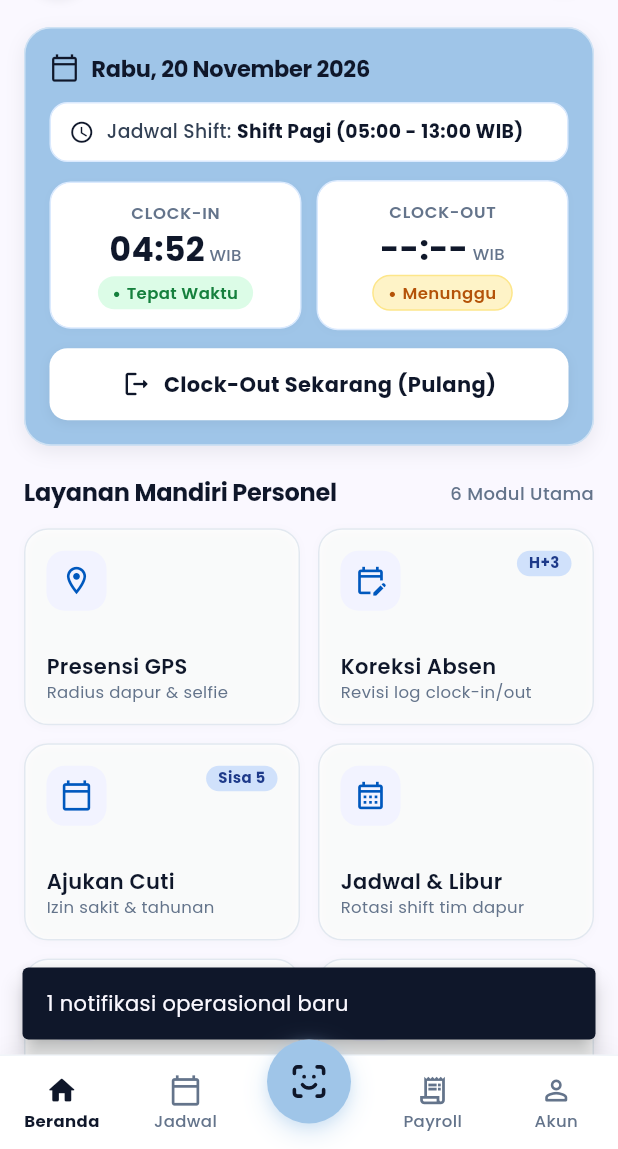
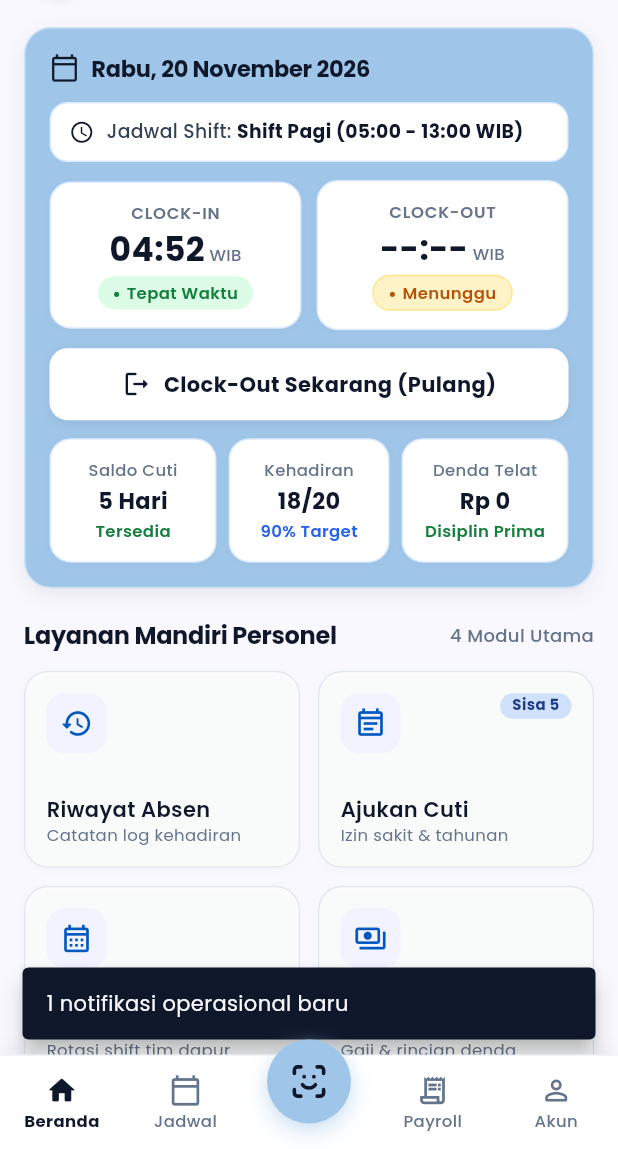
Before and after one commit to Pak-D-Kingdom/sim_sppg_mobile, a Flutter app: the screen it shows after launch, after a tap on the "notifications none" icon, on a phone screen of 412 x 824 dp, the part 87-1236 px from its top. Run offline on Flutter 3.47's test engine with Material 3 defaults, Android fonts, the phone set to English and light mode, and no system bars; our stand-ins replace dartz, dio, equatable, flutter_bloc, get_it, material_ui; network calls fail.

Commit message:
refactor: integrate statistics into attendance card and update home menu items

```diff
--- a/lib/features/home/data/datasources/home_remote_data_source_impl.dart
+++ b/lib/features/home/data/datasources/home_remote_data_source_impl.dart
@@ -62,23 +62,14 @@ class HomeRemoteDataSourceImpl implements HomeRemoteDataSource {
       menus: [
         HomeMenuModel(
           id: 'm1',
-          title: 'Presensi GPS',
-          subtitle: 'Radius dapur & selfie',
-          icon: 'gps',
-          route: '/presensi/gps',
-          theme: 'green',
+          title: 'Riwayat Absen',
+          subtitle: 'Catatan log kehadiran',
+          icon: 'riwayat_absen',
+          route: '/presensi/riwayat',
+          theme: 'blue',
         ),
         HomeMenuModel(
           id: 'm2',
-          title: 'Koreksi Absen',
-          subtitle: 'Revisi log clock-in/out',
-          icon: 'koreksi',
-          route: '/presensi/koreksi',
-          badgeText: 'H+3',
-          theme: 'blue',
-        ),
-        HomeMenuModel(
-          id: 'm3',
           title: 'Ajukan Cuti',
           subtitle: 'Izin sakit & tahunan',
           icon: 'cuti',
@@ -87,7 +78,7 @@ class HomeRemoteDataSourceImpl implements HomeRemoteDataSource {
           theme: 'green',
         ),
         HomeMenuModel(
-          id: 'm4',
+          id: 'm3',
           title: 'Jadwal & Libur',
           subtitle: 'Rotasi shift tim dapur',
           icon: 'jadwal',
@@ -95,21 +86,12 @@ class HomeRemoteDataSourceImpl implements HomeRemoteDataSource {
           theme: 'blue',
         ),
         HomeMenuModel(
-          id: 'm5',
+          id: 'm4',
           title: 'Slip Payroll',
           subtitle: 'Gaji & rincian denda',
           icon: 'payroll',
           route: '/payroll',
           theme: 'amber',
-        ),
-        HomeMenuModel(
-          id: 'm6',
-          title: 'Approval Tim',
-          subtitle: 'Verifikasi staf dapur',
-          icon: 'approval',
-          route: '/approval',
-          badgeText: '3 Pending',
-          theme: 'red',
         ),
       ],
       summaryPeriod: 'November 2026',
--- a/lib/features/home/presentation/pages/home_page.dart
+++ b/lib/features/home/presentation/pages/home_page.dart
@@ -8,7 +8,6 @@ import '../bloc/home_state.dart';
 import '../widgets/home_attendance_card_widget.dart';
 import '../widgets/home_error_widget.dart';
 import '../widgets/home_menu_grid_widget.dart';
-import '../widgets/home_stats_section.dart';
 
 class HomePage extends StatelessWidget {
   const HomePage({super.key});
@@ -68,6 +67,7 @@ class HomeView extends StatelessWidget {
                     // 1. Today's Attendance Card (Kehadiran Hari Ini)
                     HomeAttendanceCardWidget(
                       attendance: dashboard.todayAttendance,
+                      statistics: dashboard.statistics,
                       onClockOutTap: () {
                         context.read<HomeBloc>().add(
                               const ClockOutAttendanceEvent(
@@ -87,15 +87,8 @@ class HomeView extends StatelessWidget {
                     ),
                     const SizedBox(height: 20),
 
-                    // 2. Layanan Mandiri Personel (6 Modul Utama)
+                    // 2. Layanan Mandiri Personel (4 Modul Utama)
                     HomeMenuGridWidget(menus: dashboard.menus),
-                    const SizedBox(height: 20),
-
-                    // 3. Ringkasan Bulan Ini (November 2026)
-                    HomeStatsSection(
-                      statistics: dashboard.statistics,
-                      periodLabel: dashboard.summaryPeriod,
-                    ),
                   ],
                 ),
               ),
--- a/lib/features/home/presentation/widgets/home_attendance_card_widget.dart
+++ b/lib/features/home/presentation/widgets/home_attendance_card_widget.dart
@@ -1,16 +1,79 @@
 import 'package:material_ui/material_ui.dart';
 import '../../../../core/constants/app_colors.dart';
+import '../../domain/entities/home_statistic.dart';
 import '../../domain/entities/today_attendance.dart';
 
 class HomeAttendanceCardWidget extends StatelessWidget {
   final TodayAttendance attendance;
+  final List<HomeStatistic>? statistics;
   final VoidCallback? onClockOutTap;
 
   const HomeAttendanceCardWidget({
     super.key,
     required this.attendance,
+    this.statistics,
     this.onClockOutTap,
   });
+
+  static const List<HomeStatistic> _defaultStatistics = [
+    HomeStatistic(
+      id: '1',
+      title: 'Saldo Cuti',
+      value: '5',
+      unit: 'Hari',
+      footer: 'Tersedia',
+      code: 'leave_balance',
+    ),
+    HomeStatistic(
+      id: '2',
+      title: 'Kehadiran',
+      value: '18',
+      unit: '/20',
+      footer: '90% Target',
+      code: 'attendance',
+    ),
+    HomeStatistic(
+      id: '3',
+      title: 'Denda Telat',
+      value: 'Rp 0',
+      footer: 'Disiplin Prima',
+      code: 'penalty',
+    ),
+  ];
+
+  String _getDisplayValue(HomeStatistic stat) {
+    if (stat.unit != null && stat.unit!.isNotEmpty) {
+      if (stat.unit!.startsWith('/')) {
+        return '${stat.value}${stat.unit}';
+      }
+      return '${stat.value} ${stat.unit}';
+    }
+    return stat.value;
+  }
+
+  String _getFooterText(HomeStatistic stat) {
+    switch (stat.code) {
+      case 'leave_balance':
+        return 'Tersedia';
+      case 'attendance':
+        return '90% Target';
+      case 'penalty':
+        return 'Disiplin Prima';
+      default:
+        return stat.footer.isNotEmpty ? stat.footer : 'Tersedia';
+    }
+  }
+
+  Color _getFooterColor(String code) {
+    switch (code) {
+      case 'attendance':
+        return const Color(0xFF2563EB); // Vibrant info blue as in design
+      case 'leave_balance':
+      case 'penalty':
+      default:
+        return const Color(0xFF15803D); // Forest green as in design
+    }
+  }
 
   @override
   Widget build(BuildContext context) {
@@ -380,9 +443,105 @@ class HomeAttendanceCardWidget extends StatelessWidget {
                 ),
               ),
             ),
+
+            const SizedBox(height: 12),
+
+            // 3 Summary Metric Cards (Saldo Cuti, Kehadiran, Denda Telat)
+            Builder(
+              builder: (context) {
+                final stats = (statistics != null && statistics!.isNotEmpty)
+                    ? statistics!
+                    : _defaultStatistics;
+
+                return Row(
+                  children: List.generate(stats.length, (index) {
+                    final stat = stats[index];
+                    return Expanded(
+                      child: Padding(
+                        padding: EdgeInsets.only(
+                          left: index == 0 ? 0 : 4,
+                          right: index == stats.length - 1 ? 0 : 4,
+                        ),
+                        child: _buildMetricItem(
+                          title: stat.title,
+                          value: _getDisplayValue(stat),
+                          footer: _getFooterText(stat),
+                          footerColor: _getFooterColor(stat.code),
+                        ),
+                      ),
+                    );
+                  }),
+                );
+              },
+            ),
           ],
         ),
       ),
     );
   }
+
+  Widget _buildMetricItem({
+    required String title,
+    required String value,
+    required String footer,
+    required Color footerColor,
+  }) {
+    return Container(
+      padding: const EdgeInsets.symmetric(horizontal: 4, vertical: 12),
+      decoration: BoxDecoration(
+        color: Colors.white,
+        borderRadius: BorderRadius.circular(14),
+        border: Border.all(
+          color: AppColors.accentBlueBorder,
+          width: 1,
+        ),
+        boxShadow: const [
+          BoxShadow(
+            color: Color(0x060F172A),
+            blurRadius: 4,
+            offset: Offset(0, 1),
+          ),
+        ],
+      ),
+      child: Column(
+        mainAxisSize: MainAxisSize.min,
+        crossAxisAlignment: CrossAxisAlignment.center,
+        children: [
+          Text(
+            title,
+            style: const TextStyle(
+              fontSize: 11,
+              fontWeight: FontWeight.w500,
+              color: AppColors.textSecondary,
+            ),
+            maxLines: 1,
+            overflow: TextOverflow.ellipsis,
+          ),
+          const SizedBox(height: 4),
+          Text(
+            value,
+            style: const TextStyle(
+              fontSize: 15,
+              fontWeight: FontWeight.w700,
+              color: AppColors.onSurface,
+              height: 1.1,
+            ),
+            maxLines: 1,
+            overflow: TextOverflow.ellipsis,
+          ),
+          const SizedBox(height: 4),
+          Text(
+            footer,
+            style: TextStyle(
+              fontSize: 11,
+              fontWeight: FontWeight.w600,
+              color: footerColor,
+            ),
+            maxLines: 1,
+            overflow: TextOverflow.ellipsis,
+          ),
+        ],
+      ),
+    );
+  }
 }
--- a/lib/features/home/presentation/widgets/home_menu_grid_widget.dart
+++ b/lib/features/home/presentation/widgets/home_menu_grid_widget.dart
@@ -17,9 +17,12 @@ class HomeMenuGridWidget extends StatelessWidget {
       case 'gps':
         return Icons.location_on_outlined;
       case 'koreksi':
-        return Icons.edit_calendar_outlined;
+      case 'riwayat_absen':
+      case 'history':
+        return Icons.history_rounded;
       case 'cuti':
-        return Icons.calendar_today_outlined;
+      case 'riwayat_cuti':
+        return Icons.event_note_outlined;
       case 'jadwal':
         return Icons.calendar_month_outlined;
       case 'payroll':
```
Also changed, not shown: 1 other file.
